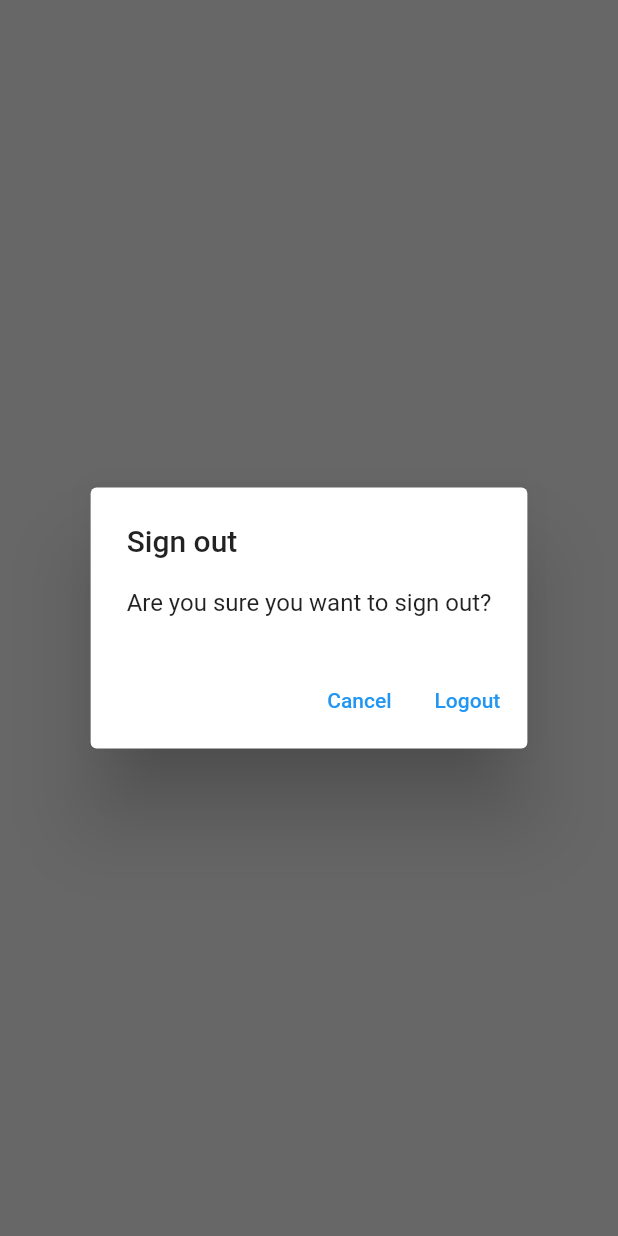
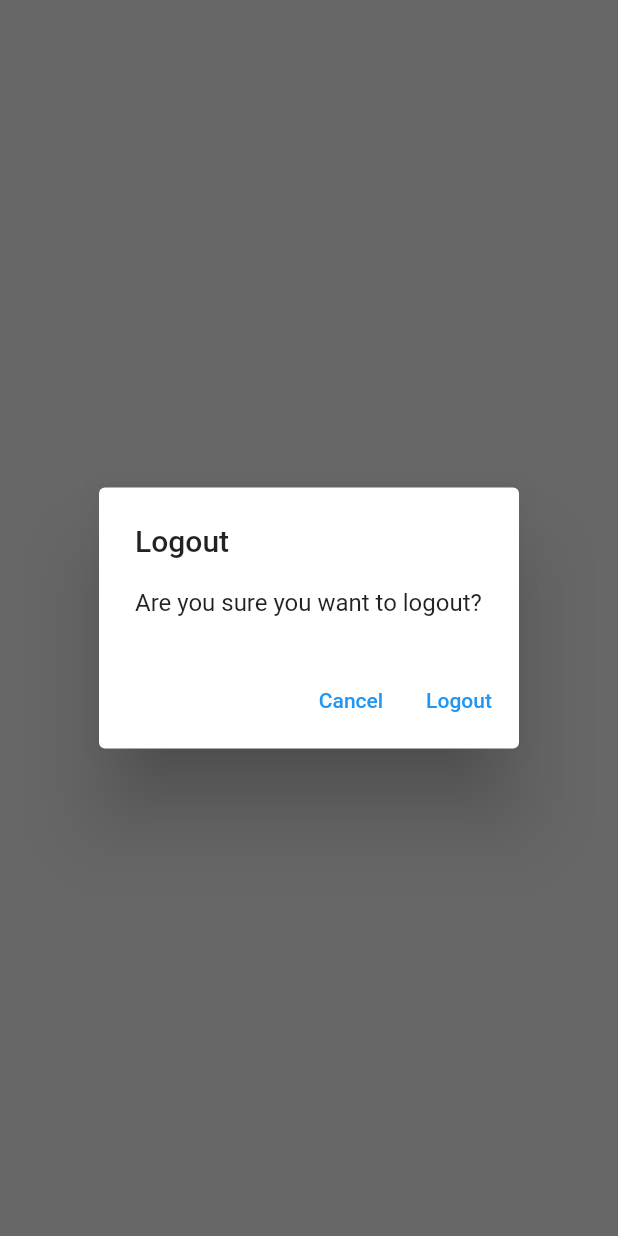
Before and after one commit to parmeshtoyou/remind_me, a Flutter app: what showLogoutDialog() shows on an empty page, opened directly, on a phone screen of 412 x 824 dp. Run offline on Flutter 3.47's test engine with Material 2 defaults, Android fonts, the phone set to English and light mode, and no system bars; our stand-ins replace firebase_auth, firebase_core, flutter_svg, sqflite; accounts and stored records are empty; network calls fail.

Commit message:
created generic dialogs added deleted note functionality

```diff
--- a/lib/pages/login_view.dart
+++ b/lib/pages/login_view.dart
@@ -2,7 +2,7 @@
 import 'package:remind_me/routes.dart';
 import 'package:remind_me/services/auth/auth_exceptions.dart';
 import 'package:remind_me/services/auth/auth_service.dart';
-import 'package:remind_me/utils/error_dialog.dart';
+import 'package:remind_me/utils/dialogs/error_dialog.dart';
 
 class LoginView extends StatefulWidget {
   const LoginView({Key? key}) : super(key: key);
--- a/lib/pages/register_view.dart
+++ b/lib/pages/register_view.dart
@@ -2,7 +2,7 @@
 import 'package:remind_me/routes.dart';
 import 'package:remind_me/services/auth/auth_exceptions.dart';
 import 'package:remind_me/services/auth/auth_service.dart';
-import 'package:remind_me/utils/error_dialog.dart';
+import 'package:remind_me/utils/dialogs/error_dialog.dart';
 
 class RegisterView extends StatefulWidget {
   const RegisterView({Key? key}) : super(key: key);
--- a/lib/services/crud/notes_service.dart
+++ b/lib/services/crud/notes_service.dart
@@ -110,7 +110,7 @@
     await _ensureDBIsOpen();
     final db = _getDatabaseOrThrow();
     final deletedCount = await db.delete(
-      userTable,
+      noteTable,
       where: 'id = ?',
       whereArgs: [id],
     );
--- /dev/null
+++ b/lib/utils/dialogs/generic_dialog.dart
@@ -0,0 +1,33 @@
+import 'package:flutter/material.dart';
+
+typedef DialogOptionBuilder<T> = Map<String, T?> Function();
+
+Future<T?> showGenericDialog<T>({
+  required BuildContext context,
+  required String title,
+  required String content,
+  required DialogOptionBuilder optionBuilder,
+}) {
+  final options = optionBuilder();
+  return showDialog(
+      context: context,
+      builder: (context) {
+        return AlertDialog(
+          title: Text(title),
+          content: Text(content),
+          actions: options.keys.map((optionTitle) {
+            final T value = options[optionTitle];
+            return TextButton(
+              onPressed: () {
+                if (value != null) {
+                  Navigator.of(context).pop(value);
+                } else {
+                  Navigator.of(context).pop();
+                }
+              },
+              child: Text(optionTitle),
+            );
+          }).toList(),
+        );
+      });
+}
--- /dev/null
+++ b/lib/utils/dialogs/logout_dialog.dart
@@ -0,0 +1,13 @@
+import 'package:flutter/material.dart';
+import 'package:remind_me/utils/dialogs/generic_dialog.dart';
+
+Future<bool> showLogoutDialog(BuildContext context) {
+  return showGenericDialog(
+    context: context,
+    title: 'Logout',
+    content: 'Are you sure you want to logout?',
+    optionBuilder: () {
+      return {'Cancel': false, 'Logout': true};
+    },
+  ).then((value) => value ?? false);
+}
--- a/lib/views/notes/notes_view.dart
+++ b/lib/views/notes/notes_view.dart
@@ -5,6 +5,8 @@
 import 'package:remind_me/routes.dart';
 import 'package:remind_me/services/auth/auth_service.dart';
 import 'package:remind_me/services/crud/notes_service.dart';
+import 'package:remind_me/utils/dialogs/logout_dialog.dart';
+import 'package:remind_me/views/notes/notes_list_view.dart';
 
 class NotesView extends StatefulWidget {
   const NotesView({Key? key}) : super(key: key);
@@ -79,14 +81,11 @@
                             final allNotes =
                                 snapshot.data as List<DatabaseNote>;
                             print("allNotes:${allNotes}");
-                            return ListView.builder(
-                              itemCount: allNotes.length,
-                              itemBuilder: (context, index) {
-                                return ListTile(
-                                  title: Text(allNotes[index].text),
-                                );
-                              },
-                            );
+                            return NotesListView(
+                                notesList: allNotes,
+                                onDeleteNote: (note) async {
+                                  await _notesService.deleteNote(id: note.id);
+                                });
                           } else {
                             return const CircularProgressIndicator();
                           }
@@ -103,28 +102,3 @@
     );
   }
 }
-
-Future<bool> showLogoutDialog(BuildContext context) {
-  return showDialog<bool>(
-      context: context,
-      builder: (context) {
-        return AlertDialog(
-          title: const Text('Sign out'),
-          content: const Text('Are you sure you want to sign out?'),
-          actions: [
-            TextButton(
-              onPressed: () {
-                Navigator.of(context).pop(false);
-              },
-              child: const Text('Cancel'),
-            ),
-            TextButton(
-              onPressed: () {
-                Navigator.of(context).pop(true);
-              },
-              child: const Text('Logout'),
-            ),
-          ],
-        );
-      }).then((value) => value ?? false);
-}
```
Also changed, not shown: lib/utils/dialogs/delete_dialog.dart (added, +13 -0 lines), lib/utils/dialogs/error_dialog.dart (added, +14 -0 lines), lib/utils/error_dialog.dart (deleted, +0 -24 lines), lib/views/notes/notes_list_view.dart (added, +43 -0 lines).
